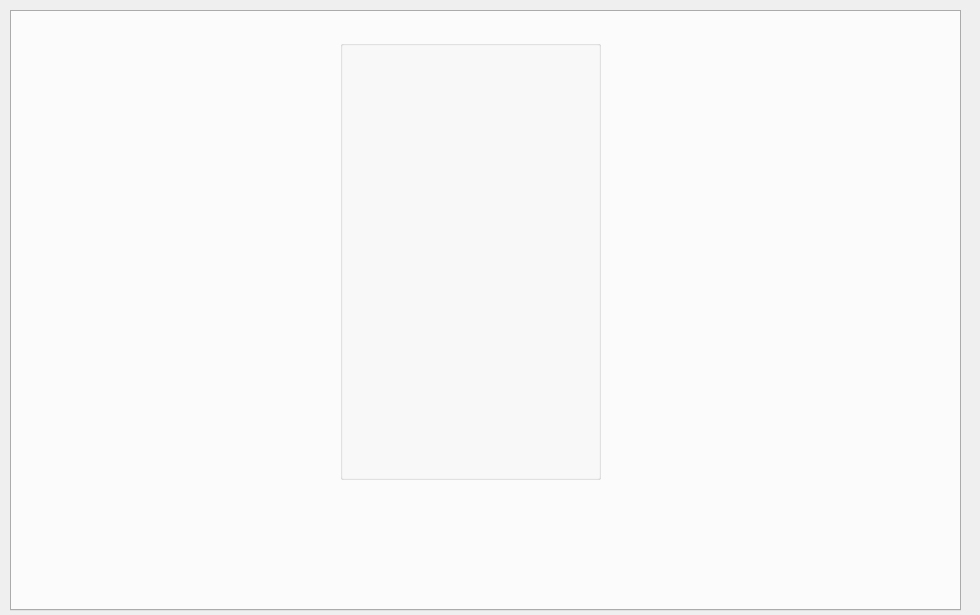
This is mainwindow.ui in shrimpwhat/student-researches as Qt 5 draws it before an edit. The edited form follows.
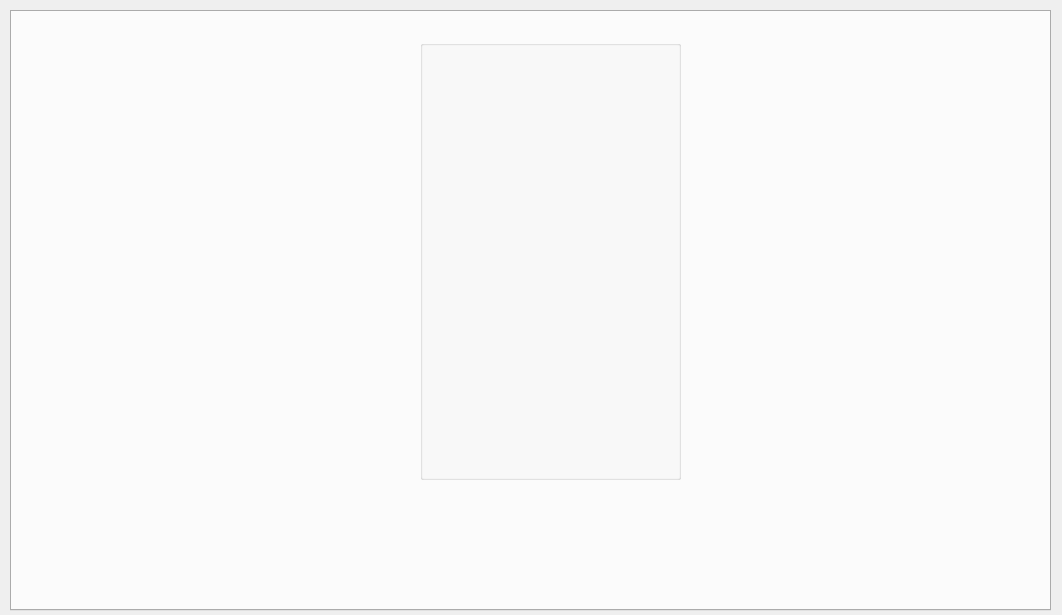
This is the edited form.

What changed in the file:
```diff
--- a/mainwindow.ui
+++ b/mainwindow.ui
@@ -9,7 +9,7 @@
    <rect>
     <x>0</x>
     <y>0</y>
-    <width>980</width>
+    <width>1062</width>
     <height>615</height>
    </rect>
   </property>
@@ -20,7 +20,7 @@
    <widget class="QGroupBox" name="LoginBox">
     <property name="geometry">
      <rect>
-      <x>340</x>
+      <x>420</x>
       <y>40</y>
       <width>261</width>
       <height>440</height>
@@ -38,7 +38,7 @@
      <rect>
       <x>10</x>
       <y>10</y>
-      <width>951</width>
+      <width>1041</width>
       <height>601</height>
      </rect>
     </property>
```
